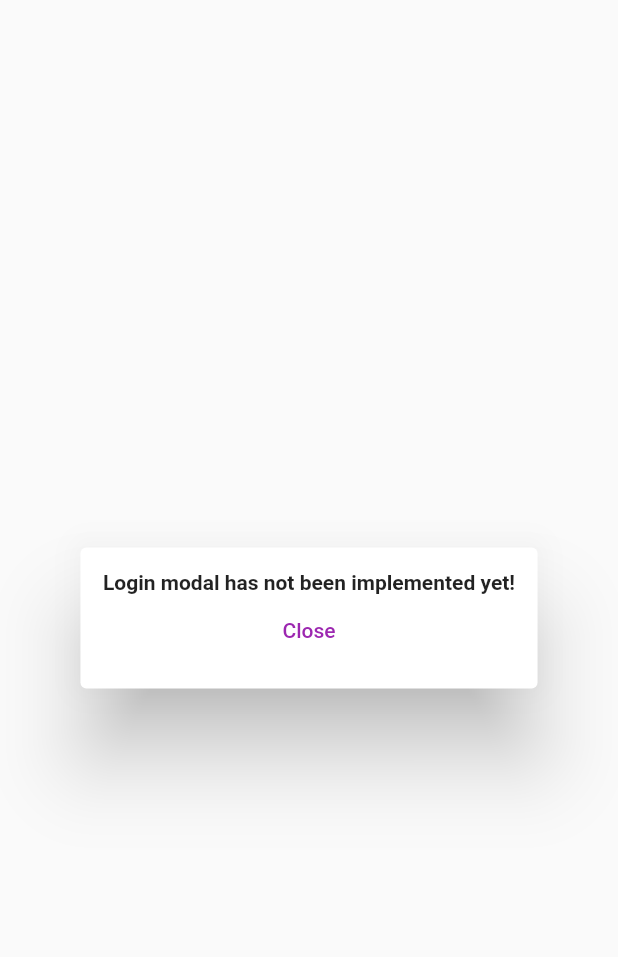
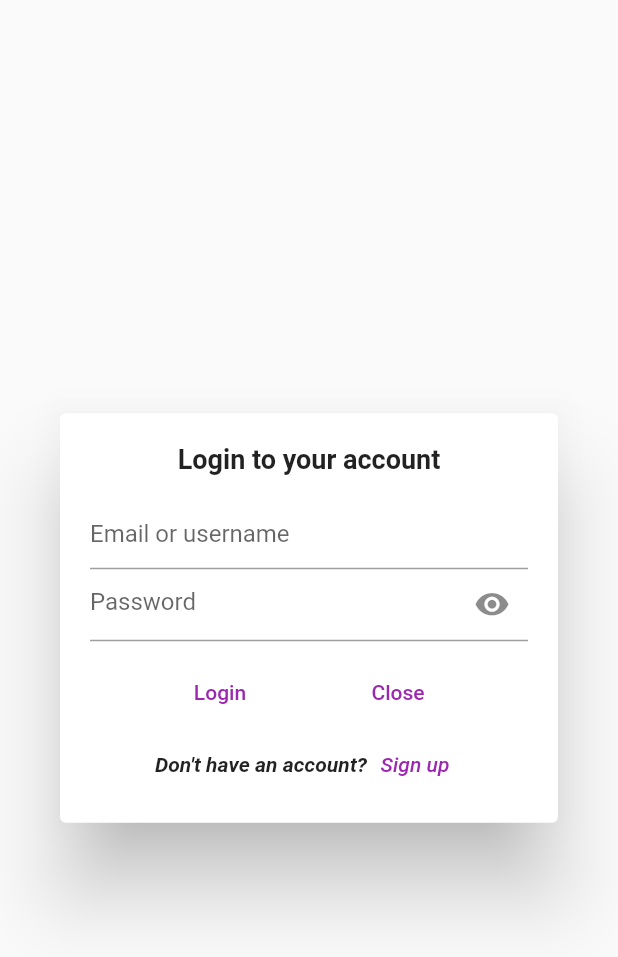
Before and after one commit to EmmanuelDodoo/reddit_clone, a Flutter app: the LoginModal widget shown alone on an empty page, opened directly, on a phone screen of 412 x 824 dp. Shown: the top 957 px of the screen. Run offline on Flutter 3.47's test engine with Material 2 defaults, Android fonts, the phone set to English and light mode, and no system bars; our stand-ins replace flutter_svg, image_picker; network calls fail.

Commit message:
Created Sign up Modal
- Created sign up modal with contents
- Filled in Login modal contents
- File structure shuffling

```diff
--- /dev/null
+++ b/lib/components/authentication/login.dart
@@ -0,0 +1,157 @@
+import 'package:flutter/material.dart';
+import 'package:reddit_clone/components/authentication/signup.dart';
+
+class LoginModal extends StatefulWidget {
+  const LoginModal({Key? key}) : super(key: key);
+
+  @override
+  State<LoginModal> createState() => _LoginModalState();
+}
+
+class _LoginModalState extends State<LoginModal> {
+  final GlobalKey<FormState> _formKey = GlobalKey<FormState>();
+  final TextEditingController _emailController = TextEditingController();
+  final TextEditingController _passwordController = TextEditingController();
+
+  bool _obscurePassword = true;
+
+  void _handlePasswordVisibility() {
+    setState(() {
+      _obscurePassword = !_obscurePassword;
+    });
+  }
+
+  void _handleSubmit(BuildContext context) {
+    if (_formKey.currentState!.validate()) {
+      // TODO form submission
+    }
+  }
+
+  void _handleSignUp(BuildContext context) {
+    Navigator.of(context).pop();
+    showDialog(context: context, builder: (context) => SignUpModal());
+  }
+
+  Widget _header(BuildContext context) {
+    return Container(
+      margin: const EdgeInsets.only(top: 5, bottom: 15),
+      child: const Text(
+        "Login to your account",
+        style: TextStyle(
+          fontWeight: FontWeight.bold,
+          fontSize: 18,
+        ),
+      ),
+    );
+  }
+
+  Widget _textArea(BuildContext context) {
+    return Form(
+      key: _formKey,
+      child: Column(
+        // crossAxisAlignment: CrossAxisAlignment.start,
+        children: [
+          TextFormField(
+            controller: _emailController,
+            decoration: const InputDecoration(
+              hintText: 'Email or username',
+            ),
+            validator: (String? value) {
+              if (value == null || value.isEmpty) {
+                return 'Please enter an email or username';
+              }
+              return null;
+            },
+          ),
+          TextFormField(
+            controller: _passwordController,
+            obscureText: _obscurePassword,
+            decoration: InputDecoration(
+              suffixIcon: IconButton(
+                onPressed: _handlePasswordVisibility,
+                icon: _obscurePassword
+                    ? const Icon(Icons.visibility_rounded)
+                    : const Icon(Icons.visibility_off_rounded),
+              ),
+              hintText: 'Password',
+            ),
+            validator: (String? value) {
+              if (value == null || value.isEmpty) {
+                return 'Please enter a password';
+              }
+              return null;
+            },
+          ),
+        ],
+      ),
+    );
+  }
+
+  Widget _buttons(BuildContext context) {
+    return Container(
+      margin: const EdgeInsets.only(top: 10),
+      child: Row(
+        mainAxisAlignment: MainAxisAlignment.spaceEvenly,
+        children: [
+          TextButton(
+            onPressed: () => _handleSubmit(context),
+            child: const Text('Login'),
+          ),
+          TextButton(
+            onPressed: () {
+              Navigator.pop(context);
+            },
+            child: const Text('Close'),
+          ),
+        ],
+      ),
+    );
+  }
+
+  Widget _footer(BuildContext context) {
+    return Container(
+        padding: const EdgeInsets.all(0),
+        margin: const EdgeInsets.all(0),
+        child: Row(
+          mainAxisAlignment: MainAxisAlignment.center,
+          children: [
+            const Text(
+              "Don't have an account?",
+              style: TextStyle(
+                fontWeight: FontWeight.w600,
+                fontStyle: FontStyle.italic,
+              ),
+            ),
+            TextButton(
+              onPressed: () => _handleSignUp(context),
+              child: const Text(
+                "Sign up",
+                style: TextStyle(
+                  fontStyle: FontStyle.italic,
+                ),
+              ),
+            ),
+          ],
+        ));
+  }
+
+  @override
+  Widget build(BuildContext context) {
+    return Dialog(
+      child: Container(
+        margin: const EdgeInsets.symmetric(vertical: 10, horizontal: 15),
+        padding: const EdgeInsets.all(5.0),
+        child: Column(
+          mainAxisAlignment: MainAxisAlignment.spaceEvenly,
+          mainAxisSize: MainAxisSize.min,
+          children: [
+            _header(context),
+            _textArea(context),
+            _buttons(context),
+            _footer(context),
+          ],
+        ),
+      ),
+    );
+  }
+}
--- a/lib/login/login.dart
+++ /dev/null
@@ -1,36 +0,0 @@
-import 'package:flutter/material.dart';
-
-class LoginModal extends StatefulWidget {
-  const LoginModal({Key? key}) : super(key: key);
-
-  @override
-  State<LoginModal> createState() => _LoginModalState();
-}
-
-class _LoginModalState extends State<LoginModal> {
-  @override
-  Widget build(BuildContext context) {
-    return Dialog(
-      child: Padding(
-        padding: const EdgeInsets.all(15.0),
-        child: Column(
-          mainAxisSize: MainAxisSize.min,
-          children: [
-            Text(
-              "Login modal has not been implemented yet!",
-              style: const TextStyle(
-                fontWeight: FontWeight.w600,
-              ),
-            ),
-            TextButton(
-              onPressed: () {
-                Navigator.pop(context);
-              },
-              child: const Text('Close'),
-            ),
-          ],
-        ),
-      ),
-    );
-  }
-}
--- a/lib/main.dart
+++ b/lib/main.dart
@@ -34,7 +34,7 @@ class _MyAppState extends State<MyApp> {
 
   @override
   void initState() {
-    loadUser();
+    // loadUser();
     super.initState();
   }
 
--- a/lib/postpage/postpage.dart
+++ b/lib/postpage/postpage.dart
@@ -9,7 +9,7 @@ import 'package:reddit_clone/postpage/post-page-footer.dart';
 import 'package:reddit_clone/postpage/post-page-post-card.dart';
 import 'package:reddit_clone/models/inherited-data.dart';
 
-import '../login/login.dart';
+import '../components/authentication/login.dart';
 import '../models/comment.dart';
 
 class PostPage extends StatelessWidget {
--- a/lib/skeleton.dart
+++ b/lib/skeleton.dart
@@ -1,7 +1,7 @@
 import 'package:flutter/material.dart';
 import 'package:reddit_clone/components/rightdrawer.dart';
 import 'package:reddit_clone/createpostpage/createpostpage.dart';
-import 'package:reddit_clone/login/login.dart';
+import 'package:reddit_clone/components/authentication/login.dart';
 import 'package:reddit_clone/mainpage/mainpage.dart';
 import 'package:reddit_clone/models/subreddit.dart';
 import 'package:reddit_clone/models/user.dart';
--- a/lib/subredditpage/subredditpage.dart
+++ b/lib/subredditpage/subredditpage.dart
@@ -1,6 +1,6 @@
 import 'package:flutter/material.dart';
 import 'package:flutter/services.dart';
-import 'package:reddit_clone/login/login.dart';
+import 'package:reddit_clone/components/authentication/login.dart';
 import 'package:reddit_clone/mainpage/home.dart';
 import 'package:reddit_clone/models/user.dart';
 import 'package:reddit_clone/models/subreddit.dart';
```
Also changed, not shown: lib/components/authentication/signup.dart (added, +195 -0 lines).
